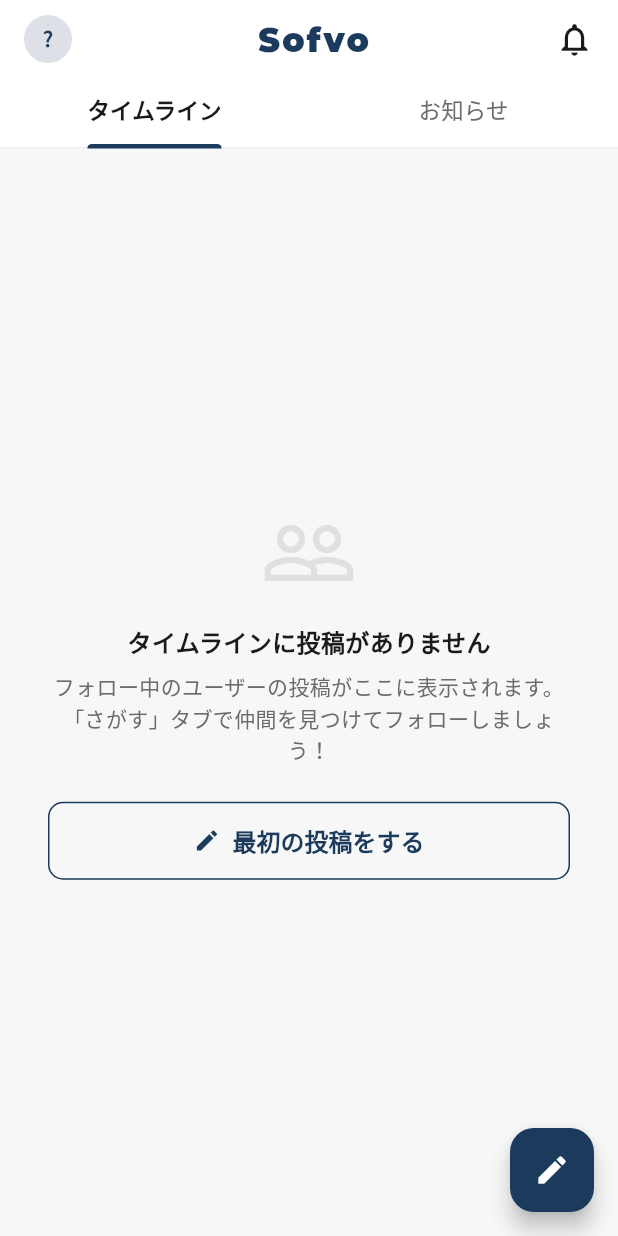
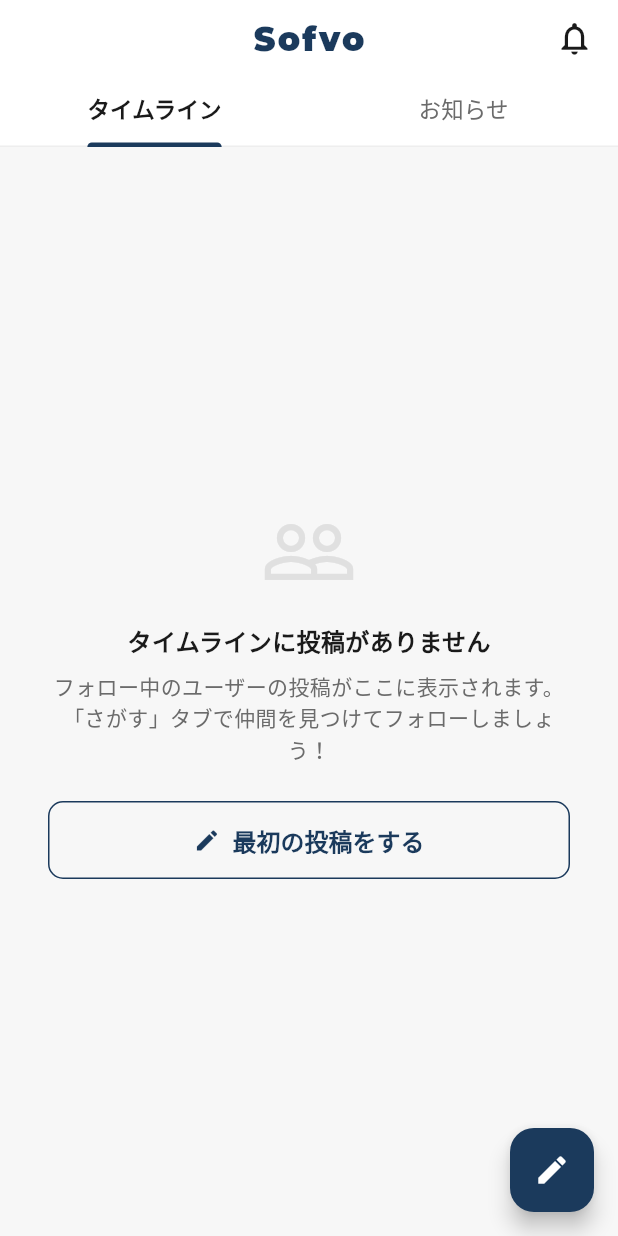
Before and after one commit to sofvo-dev/sofvo, a Flutter app: the HomeScreen screen opened directly, on a phone screen of 412 x 824 dp. Run offline on Flutter 3.47's test engine with Material 3 defaults, Android fonts, the phone set to English and light mode, and no system bars; our stand-ins replace cached_network_image, cloud_firestore, file_picker, firebase_auth, firebase_core, firebase_messaging and 7 more; missing offline and left inert: mobile_scanner; accounts and stored records are empty; network calls fail.

Commit message:
UI: remove user avatar from home header
Avatar removed since My Page tab already provides profile access.
Logo stays centered with notification bell on right.

https://claude.ai/code/session_013MKxKGXbZGCqrQm7pKGamY

```diff
--- a/lib/screens/home/home_screen.dart
+++ b/lib/screens/home/home_screen.dart
@@ -136,8 +136,8 @@ class _HomeScreenState extends State<HomeScreen>
               Padding(
                 padding: const EdgeInsets.fromLTRB(16, 10, 16, 8),
                 child: Row(children: [
-                  // 左: ユーザーアバター
-                  _buildUserAvatar(),
+                  // 中央寄せ用スペーサー（通知ベルと同じ幅）
+                  const SizedBox(width: 26),
                   const Spacer(),
                   // 中央: Sofvoロゴ
                   Text('Sofvo',
@@ -210,40 +210,6 @@ class _HomeScreenState extends State<HomeScreen>
         backgroundColor: AppTheme.primaryColor,
         child: const Icon(Icons.edit, color: Colors.white),
       ),
-    );
-  }
-
-  Widget _buildUserAvatar() {
-    final uid = FirebaseAuth.instance.currentUser?.uid;
-    if (uid == null) {
-      return CircleAvatar(
-        radius: 16,
-        backgroundColor: AppTheme.primaryColor.withValues(alpha: 0.15),
-        child: const Icon(Icons.person, size: 18, color: AppTheme.primaryColor),
-      );
-    }
-    return StreamBuilder<DocumentSnapshot>(
-      stream: FirebaseFirestore.instance.collection('users').doc(uid).snapshots(),
-      builder: (context, snap) {
-        final data = snap.data?.data() as Map<String, dynamic>?;
-        final avatarUrl = (data?['avatarUrl'] as String?) ?? '';
-        final nickname = (data?['nickname'] as String?) ?? '';
-        return GestureDetector(
-          onTap: () {
-            if (uid.isNotEmpty) {
-              Navigator.push(context, MaterialPageRoute(
-                builder: (_) => UserProfileScreen(userId: uid),
-              ));
-            }
-          },
-          child: avatarUrl.isNotEmpty
-              ? CircleAvatar(radius: 16, backgroundImage: NetworkImage(avatarUrl),
-                  backgroundColor: AppTheme.primaryColor.withValues(alpha: 0.15))
-              : CircleAvatar(radius: 16, backgroundColor: AppTheme.primaryColor.withValues(alpha: 0.15),
-                  child: Text(nickname.isNotEmpty ? nickname[0] : '?',
-                      style: const TextStyle(color: AppTheme.primaryColor, fontWeight: FontWeight.bold, fontSize: 14))),
-        );
-      },
     );
   }
 
```
